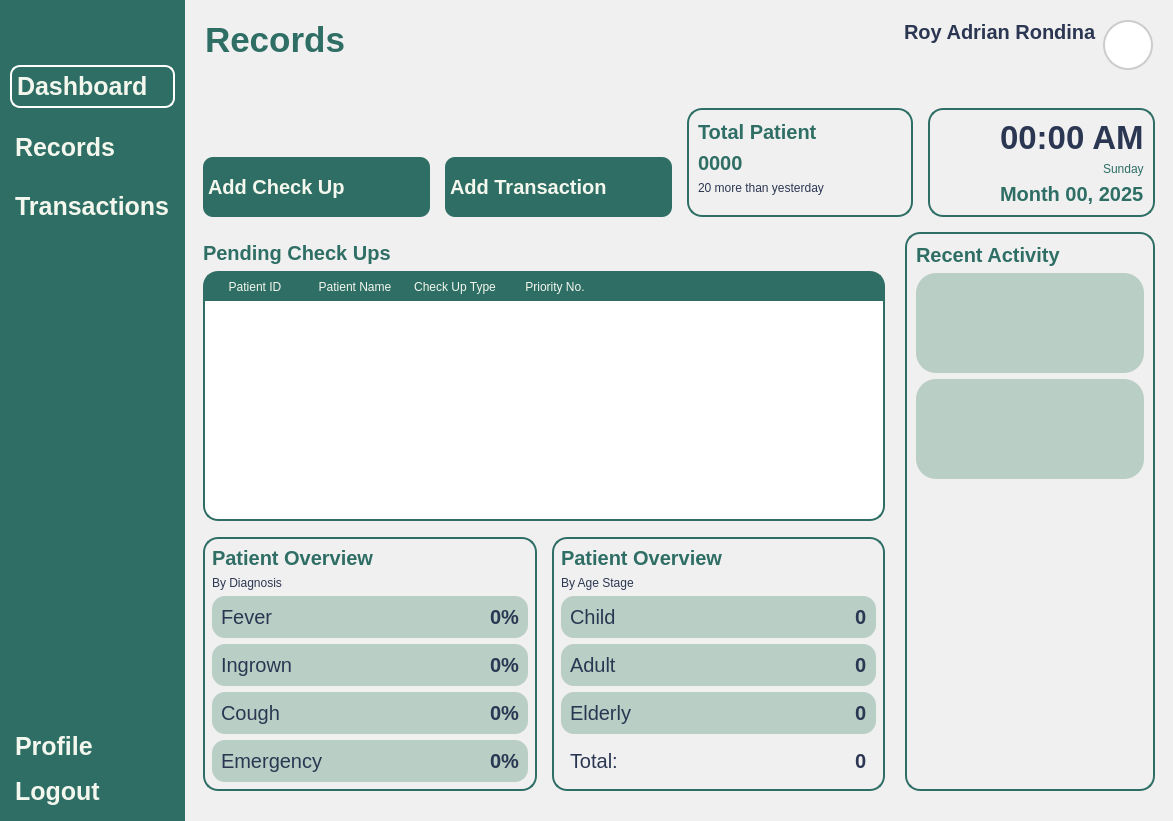
Before: the Qt Designer form Views/Staff_Dashboard.ui in dxn-xnt/Covacha_DSS, drawn with Qt 5.
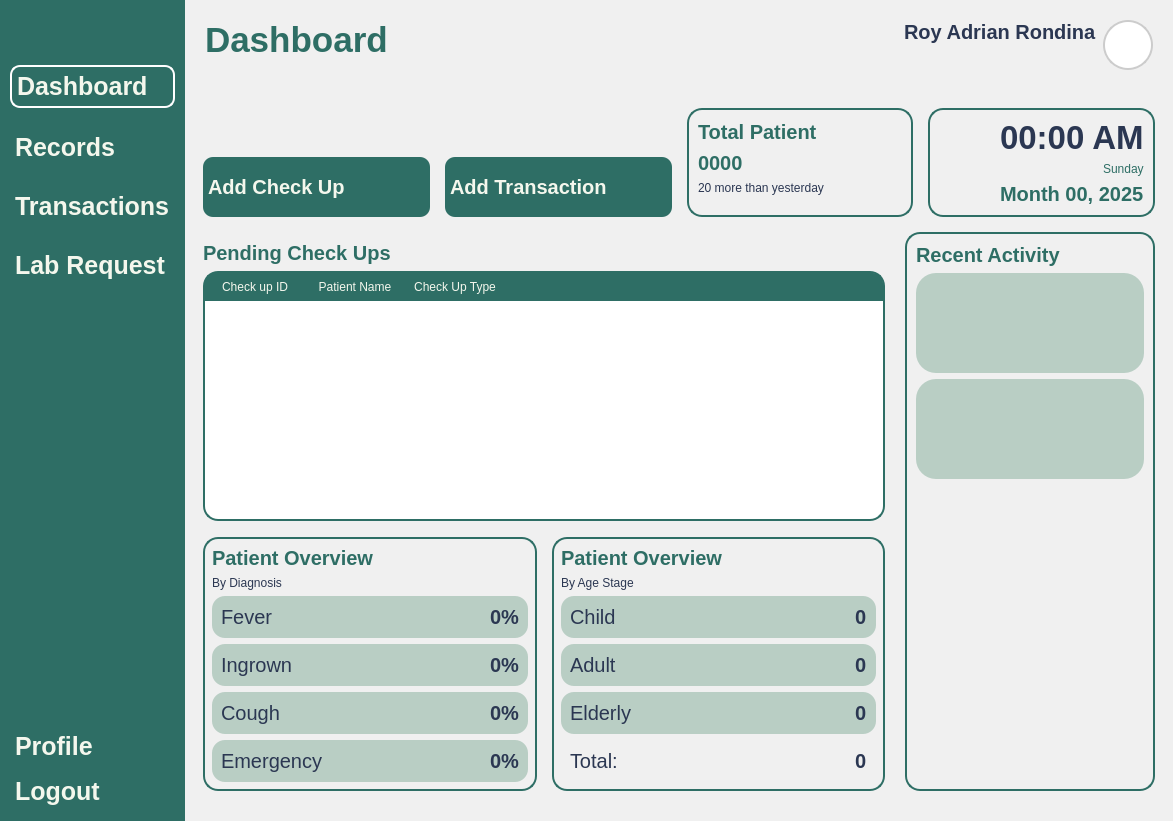
After: the same form once the commit is applied. Icons and pictures are not drawn.

Patch:
```diff
--- a/Views/Staff_Dashboard.ui
+++ b/Views/Staff_Dashboard.ui
@@ -185,6 +185,13 @@
            </property>
           </widget>
          </item>
+         <item>
+          <widget class="QPushButton" name="LabRequestButton">
+           <property name="text">
+            <string>Lab Request</string>
+           </property>
+          </widget>
+         </item>
          <item>
           <spacer name="verticalSpacer_4">
            <property name="orientation">
@@ -352,7 +359,7 @@
              <enum>Qt::LeftToRight</enum>
             </property>
             <property name="text">
-             <string>Records</string>
+             <string>Dashboard</string>
             </property>
             <property name="alignment">
              <set>Qt::AlignLeading</set>
@@ -700,7 +707,7 @@
                   </property>
                   <column>
                    <property name="text">
-                    <string>Patient ID</string>
+                    <string>Check up ID</string>
                    </property>
                   </column>
                   <column>
@@ -713,11 +720,6 @@
                     <string>Check Up Type</string>
                    </property>
                   </column>
-                  <column>
-                   <property name="text">
-                    <string>Priority No.</string>
-                   </property>
-                  </column>
                  </widget>
                 </item>
                 <item>
```
Left out of the diff: 4 changed lines with no effect on the pictures.
